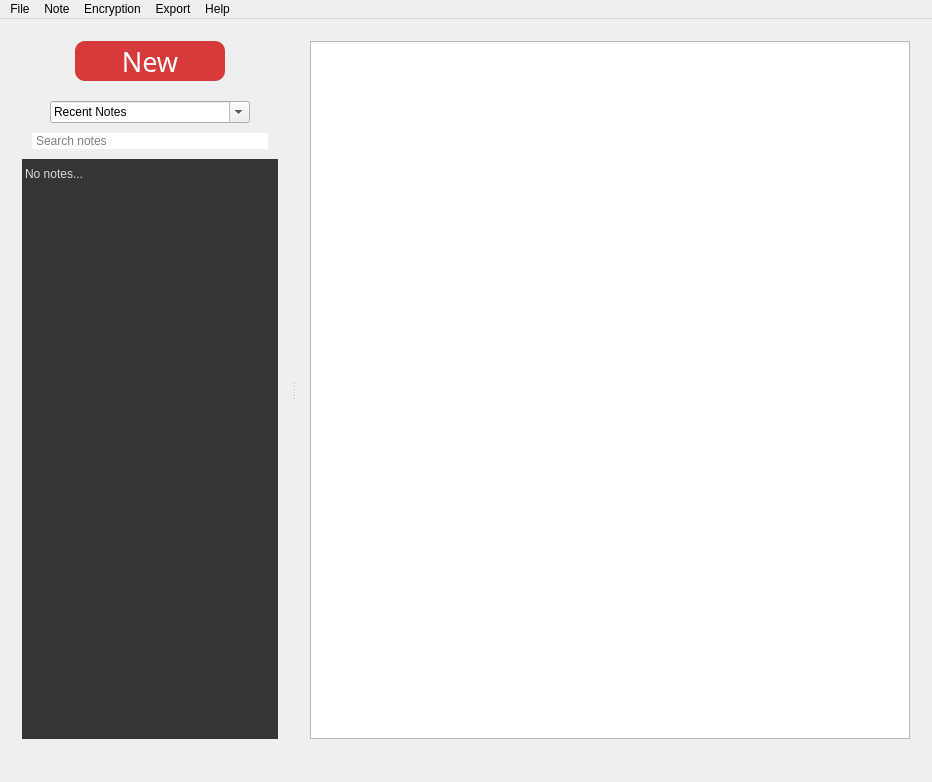
First picture: the form in mainwindow.ui, repository dhamith93/QuickNote, before the edit.
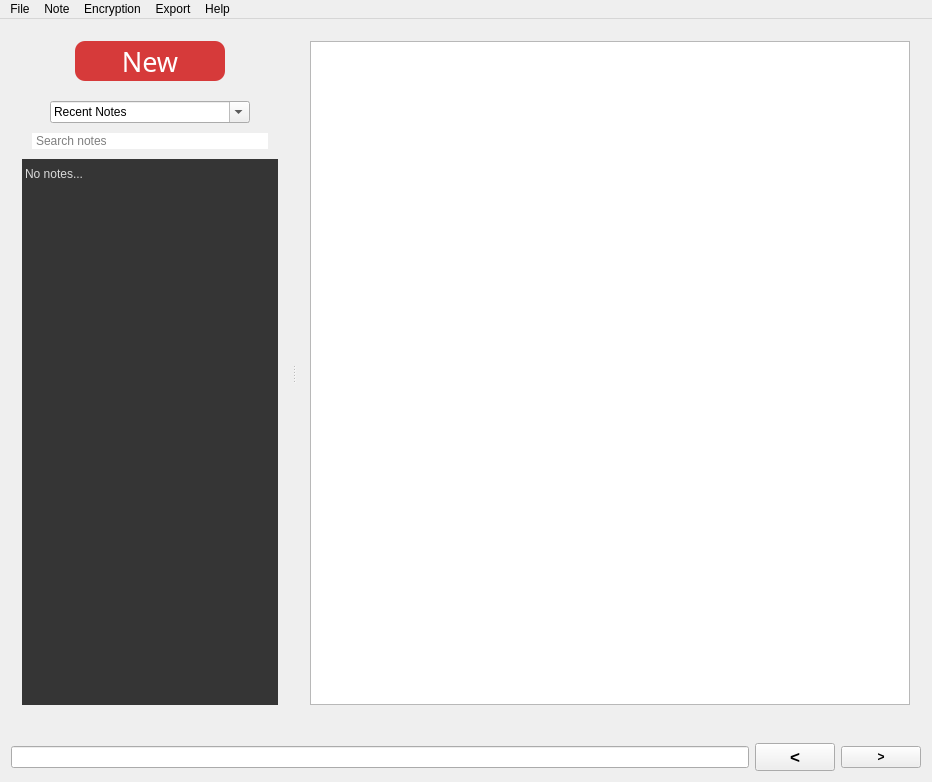
Second picture: the form after the edit. Custom widgets are drawn as their Qt base class.

Commit message: Adding find functionality

Diff of the .ui file:
```diff
--- a/mainwindow.ui
+++ b/mainwindow.ui
@@ -371,6 +371,46 @@
       </property>
      </widget>
     </item>
+    <item>
+     <layout class="QHBoxLayout" name="horizontalLayoutFind" stretch="0,0,0">
+      <property name="spacing">
+       <number>6</number>
+      </property>
+      <property name="sizeConstraint">
+       <enum>QLayout::SetFixedSize</enum>
+      </property>
+      <item>
+       <widget class="QLineEdit" name="txtSearchKey"/>
+      </item>
+      <item>
+       <widget class="QPushButton" name="btnFindPrev">
+        <property name="font">
+         <font>
+          <pointsize>13</pointsize>
+          <weight>75</weight>
+          <bold>true</bold>
+         </font>
+        </property>
+        <property name="text">
+         <string>&lt;</string>
+        </property>
+       </widget>
+      </item>
+      <item>
+       <widget class="QPushButton" name="btnFindNext">
+        <property name="font">
+         <font>
+          <weight>75</weight>
+          <bold>true</bold>
+         </font>
+        </property>
+        <property name="text">
+         <string>&gt;</string>
+        </property>
+       </widget>
+      </item>
+     </layout>
+    </item>
    </layout>
   </widget>
   <widget class="QMenuBar" name="menuBar">
```
Left out of the diff: 11 changed lines with no effect on the pictures. The commit also changes 2 other files.
